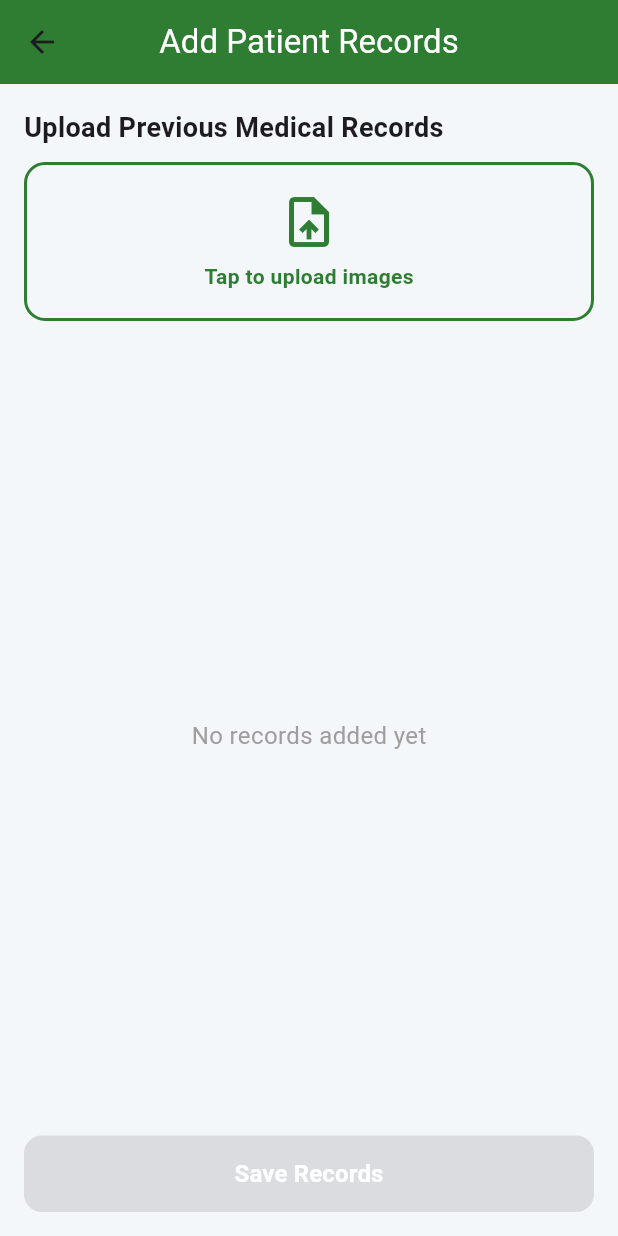
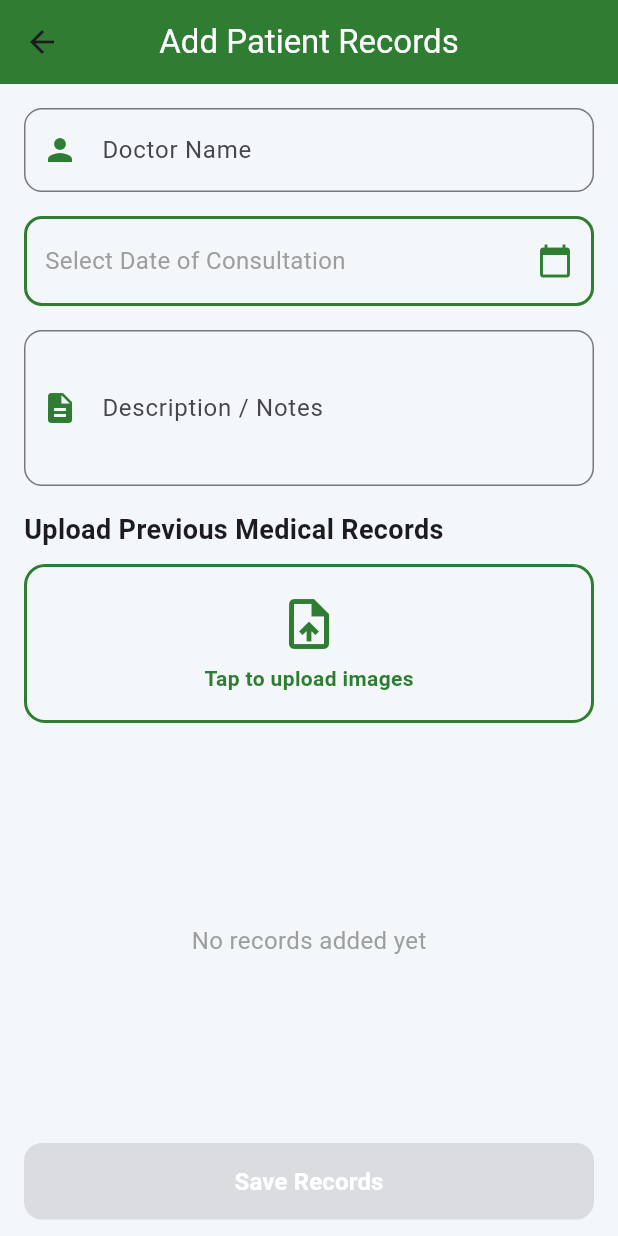
Before and after one commit to afra-mujeeb/RenalGuide-flutter, a Flutter app: the AddPatientRecordsPage screen opened directly, on a phone screen of 412 x 824 dp. Run offline on Flutter 3.47's test engine with Material 3 defaults, Android fonts, the light colour scheme and no system bars; our stand-ins replace dio, image_picker.

Commit message:
20-12-2025

```diff
--- a/renalguide/lib/Caretaker/AddPatientRecords.dart
+++ b/renalguide/lib/Caretaker/AddPatientRecords.dart
@@ -13,15 +13,39 @@ class _AddPatientRecordsPageState extends State<AddPatientRecordsPage> {
   final ImagePicker _picker = ImagePicker();
   List<File> selectedImages = [];
 
-  // PICK MULTIPLE IMAGES
+  // Form controllers
+  final TextEditingController _doctorNameController = TextEditingController();
+  final TextEditingController _descriptionController = TextEditingController();
+  DateTime? _selectedDate;
+
   Future<void> pickImages() async {
     final List<XFile>? images = await _picker.pickMultiImage();
-
     if (images != null && images.isNotEmpty) {
       setState(() {
         selectedImages.addAll(images.map((e) => File(e.path)));
       });
     }
+  }
+
+  Future<void> pickDate() async {
+    final DateTime? picked = await showDatePicker(
+      context: context,
+      initialDate: _selectedDate ?? DateTime.now(),
+      firstDate: DateTime(2000),
+      lastDate: DateTime.now(),
+    );
+    if (picked != null) {
+      setState(() {
+        _selectedDate = picked;
+      });
+    }
+  }
+
+  @override
+  void dispose() {
+    _doctorNameController.dispose();
+    _descriptionController.dispose();
+    super.dispose();
   }
 
   @override
@@ -36,12 +60,65 @@ class _AddPatientRecordsPageState extends State<AddPatientRecordsPage> {
         ),
         centerTitle: true,
       ),
-
-      body: Padding(
+      body: SingleChildScrollView(
         padding: const EdgeInsets.all(16),
         child: Column(
           crossAxisAlignment: CrossAxisAlignment.start,
           children: [
+            // Doctor Name
+            TextField(
+              controller: _doctorNameController,
+              decoration: InputDecoration(
+                labelText: "Doctor Name",
+                border: OutlineInputBorder(
+                  borderRadius: BorderRadius.circular(12),
+                ),
+                prefixIcon: const Icon(Icons.person, color: Color(0xFF2E7D32)),
+              ),
+            ),
+            const SizedBox(height: 16),
+
+            // Date of Previous Consultation
+            GestureDetector(
+              onTap: pickDate,
+              child: Container(
+                padding: const EdgeInsets.symmetric(vertical: 16, horizontal: 12),
+                decoration: BoxDecoration(
+                  borderRadius: BorderRadius.circular(12),
+                  border: Border.all(color: const Color(0xFF2E7D32), width: 2),
+                ),
+                child: Row(
+                  mainAxisAlignment: MainAxisAlignment.spaceBetween,
+                  children: [
+                    Text(
+                      _selectedDate == null
+                          ? "Select Date of Consultation"
+                          : "${_selectedDate!.day}/${_selectedDate!.month}/${_selectedDate!.year}",
+                      style: TextStyle(
+                        color: _selectedDate == null ? Colors.grey : Colors.black,
+                        fontSize: 16,
+                      ),
+                    ),
+                    const Icon(Icons.calendar_today, color: Color(0xFF2E7D32)),
+                  ],
+                ),
+              ),
+            ),
+            const SizedBox(height: 16),
+
+            // Description
+            TextField(
+              controller: _descriptionController,
+              maxLines: 3,
+              decoration: InputDecoration(
+                labelText: "Description / Notes",
+                border: OutlineInputBorder(
+                  borderRadius: BorderRadius.circular(12),
+                ),
+                prefixIcon: const Icon(Icons.description, color: Color(0xFF2E7D32)),
+              ),
+            ),
+            const SizedBox(height: 16),
 
             const Text(
               "Upload Previous Medical Records",
@@ -64,8 +141,7 @@ class _AddPatientRecordsPageState extends State<AddPatientRecordsPage> {
                 ),
                 child: Column(
                   children: const [
-                    Icon(Icons.upload_file,
-                        size: 40, color: Color(0xFF2E7D32)),
+                    Icon(Icons.upload_file, size: 40, color: Color(0xFF2E7D32)),
                     SizedBox(height: 6),
                     Text(
                       "Tap to upload images",
@@ -78,11 +154,11 @@ class _AddPatientRecordsPageState extends State<AddPatientRecordsPage> {
                 ),
               ),
             ),
-
             const SizedBox(height: 20),
 
-            // IMAGE PREVIEW GRID
-            Expanded(
+            // IMAGE PREVIEW GRID inside fixed-height container
+            Container(
+              height: 250, // adjust height to avoid overflow
               child: selectedImages.isEmpty
                   ? const Center(
                       child: Text(
@@ -92,8 +168,7 @@ class _AddPatientRecordsPageState extends State<AddPatientRecordsPage> {
                     )
                   : GridView.builder(
                       itemCount: selectedImages.length,
-                      gridDelegate:
-                          const SliverGridDelegateWithFixedCrossAxisCount(
+                      gridDelegate: const SliverGridDelegateWithFixedCrossAxisCount(
                         crossAxisCount: 3,
                         crossAxisSpacing: 10,
                         mainAxisSpacing: 10,
@@ -110,8 +185,6 @@ class _AddPatientRecordsPageState extends State<AddPatientRecordsPage> {
                                 ),
                               ),
                             ),
-
-                            // REMOVE IMAGE
                             Positioned(
                               top: 6,
                               right: 6,
@@ -124,8 +197,7 @@ class _AddPatientRecordsPageState extends State<AddPatientRecordsPage> {
                                 child: const CircleAvatar(
                                   radius: 12,
                                   backgroundColor: Colors.red,
-                                  child: Icon(Icons.close,
-                                      size: 14, color: Colors.white),
+                                  child: Icon(Icons.close, size: 14, color: Colors.white),
                                 ),
                               ),
                             ),
@@ -148,10 +220,11 @@ class _AddPatientRecordsPageState extends State<AddPatientRecordsPage> {
                     borderRadius: BorderRadius.circular(12),
                   ),
                 ),
-                onPressed: selectedImages.isEmpty
+                onPressed: (_doctorNameController.text.isEmpty ||
+                        _selectedDate == null ||
+                        selectedImages.isEmpty)
                     ? null
                     : () {
-                        // 🔜 CONNECT API HERE
                         ScaffoldMessenger.of(context).showSnackBar(
                           const SnackBar(
                             content: Text("Records saved successfully"),
--- a/renalguide/lib/main.dart
+++ b/renalguide/lib/main.dart
@@ -53,7 +53,7 @@ class MyApp extends StatelessWidget {
         // tested with just a hot reload.
         colorScheme: .fromSeed(seedColor: Colors.deepPurple),
       ),
-      home:Loginscreen()
+      home:AddPatientRecordsPage()
     );
   }
 }
```
